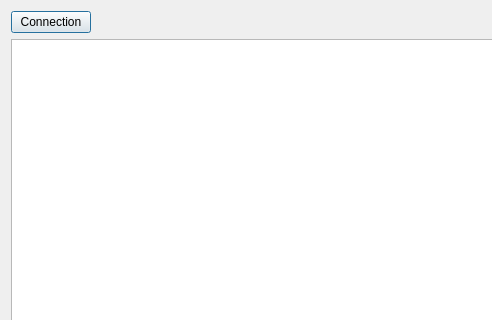
First picture: the form in 10_SqlQueryModel/dialog.ui, repository TheoMichaud/Apprendre_QT, before the edit; both pictures show x 0 to 492 and y 0 to 320 of the 688 by 440 pixel window.
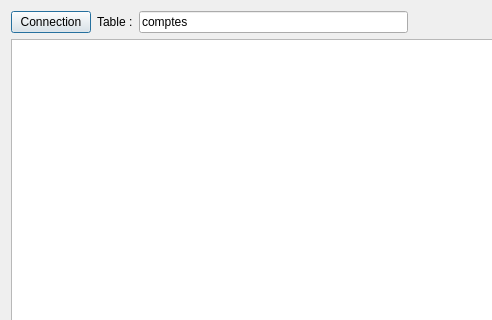
Second picture: the form after the edit.

Patch:
```diff
--- a/10_SqlQueryModel/dialog.ui
+++ b/10_SqlQueryModel/dialog.ui
@@ -25,6 +25,20 @@
          </property>
         </widget>
        </item>
+       <item>
+        <widget class="QLabel" name="label">
+         <property name="text">
+          <string>Table :</string>
+         </property>
+        </widget>
+       </item>
+       <item>
+        <widget class="QLineEdit" name="lineEditNomTable">
+         <property name="text">
+          <string>comptes</string>
+         </property>
+        </widget>
+       </item>
        <item>
         <spacer name="horizontalSpacer">
          <property name="orientation">
```
